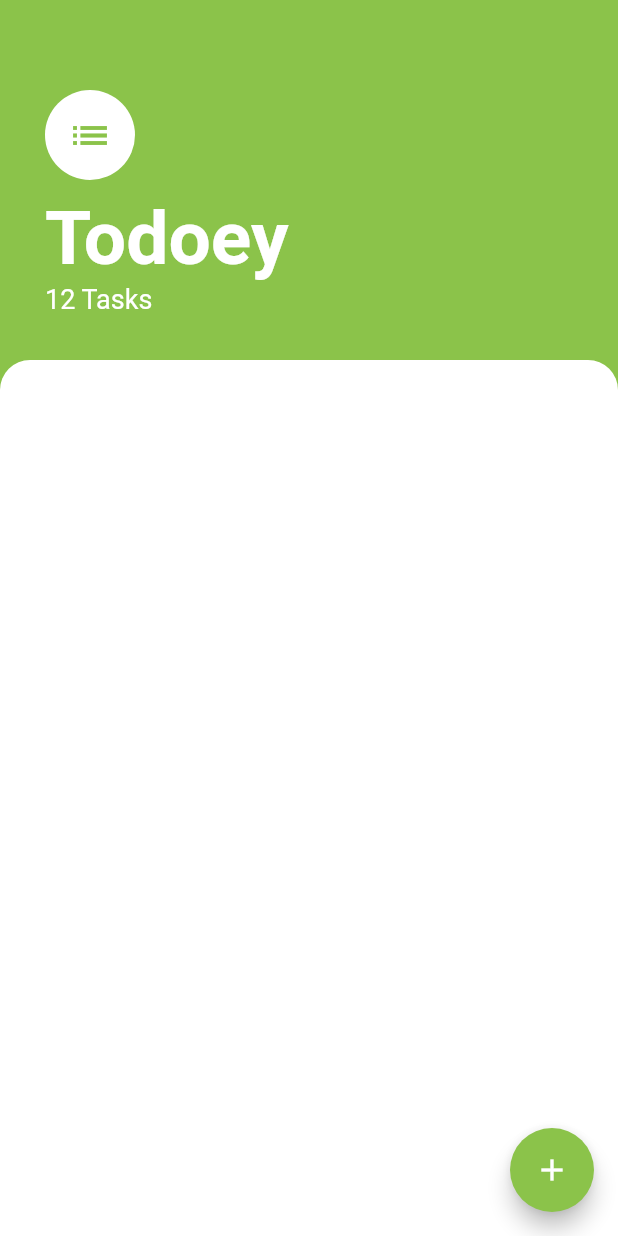
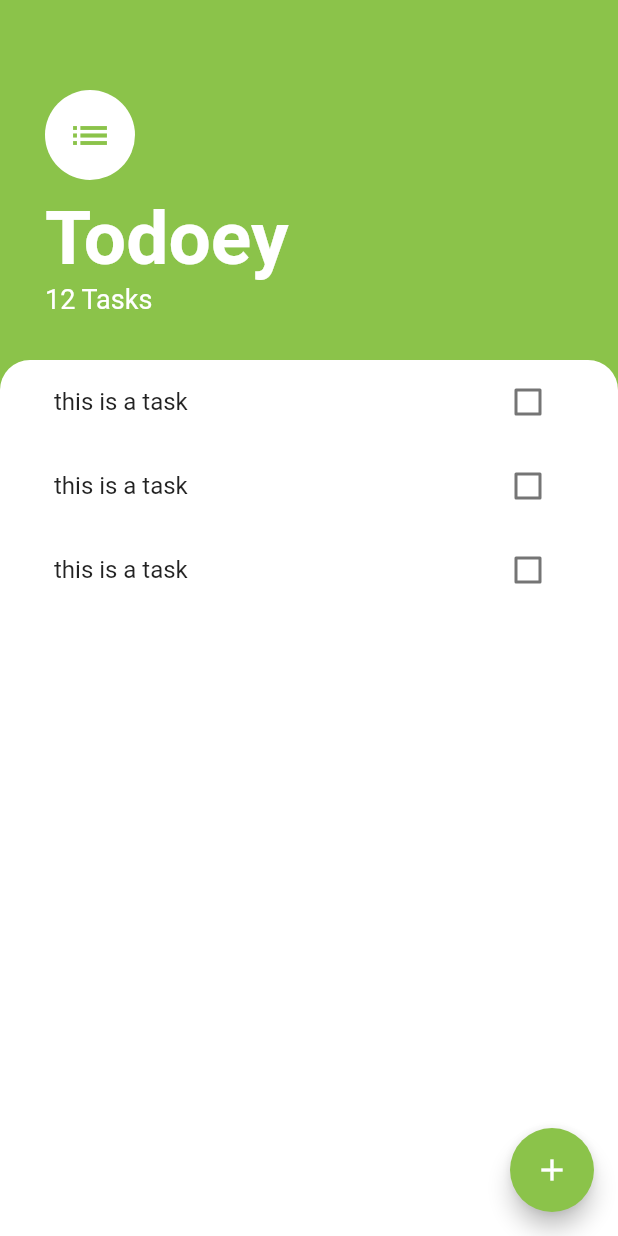
Before and after one commit to jvsena42/todoey, a Flutter app: the screen it shows after launch, on a phone screen of 412 x 824 dp. Run offline on Flutter 3.47's test engine with Material 2 defaults, Android fonts, the phone set to English and light mode, and no system bars.

Commit message:
feat: list widgets

```diff
--- /dev/null
+++ b/lib/components/task_list.dart
@@ -0,0 +1,17 @@
+
+import 'package:flutter/material.dart';
+import 'package:todoey/components/task_tile.dart';
+
+class TasksList extends StatelessWidget {
+
+  @override
+  Widget build(BuildContext context) {
+    return ListView(
+      children: [
+        TaskTile(),
+        TaskTile(),
+        TaskTile(),
+      ],
+    );
+  }
+}
--- /dev/null
+++ b/lib/components/task_tile.dart
@@ -0,0 +1,14 @@
+import 'package:flutter/material.dart';
+
+class TaskTile extends StatelessWidget {
+
+  @override
+  Widget build(BuildContext context) {
+    return ListTile(
+      title: Text('this is a task'),
+      trailing: Checkbox(
+        value: false, onChanged: (bool? value) {  },
+      ),
+    );
+  }
+}
--- a/lib/screens/task_screen.dart
+++ b/lib/screens/task_screen.dart
@@ -1,7 +1,7 @@
 import 'package:flutter/material.dart';
+import 'package:todoey/components/task_list.dart';
 
 class TaskScreen extends StatefulWidget {
-  const TaskScreen({Key? key}) : super(key: key);
 
   @override
   _TaskScreenState createState() => _TaskScreenState();
@@ -58,6 +58,7 @@ class _TaskScreenState extends State<TaskScreen> {
           ),
           Expanded(
             child: Container(
+              padding: EdgeInsets.symmetric(horizontal: 20.0),
               height: 300.0,
               decoration: BoxDecoration(
                 color: Colors.white,
@@ -66,6 +67,7 @@ class _TaskScreenState extends State<TaskScreen> {
                   topRight: Radius.circular(20.0),
                 ),
               ),
+              child: TasksList(),
             ),
           ),
         ],
```
